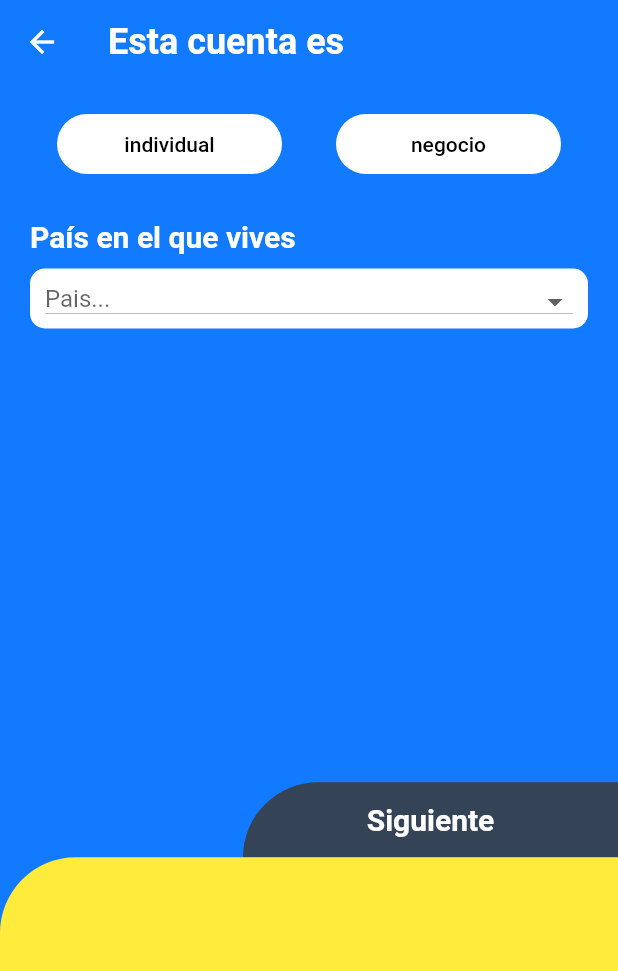
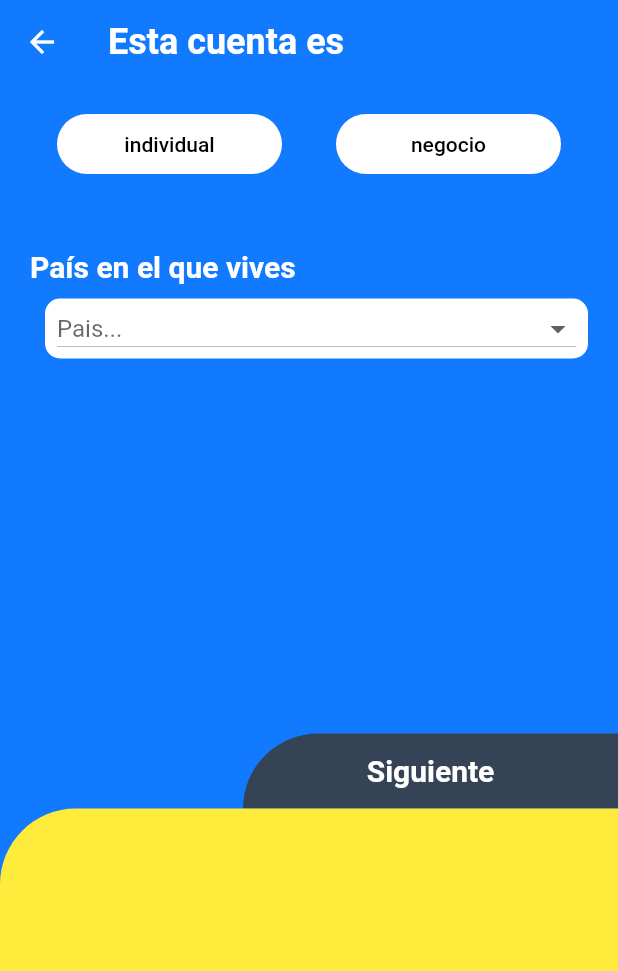
Before and after one commit to oswaldom-code/airtm, a Flutter app: the IniciarView screen opened directly, after a tap on "Siguiente", on a phone screen of 412 x 824 dp. Shown: the top 971 px of the screen. Run offline on Flutter 3.47's test engine with Material 2 defaults, Android fonts, the phone set to English and light mode, and no system bars; our stand-ins replace charts_flutter.

Commit message:
UI iniciarSesionView an iniciarView

```diff
--- a/lib/page/IniciarView.dart
+++ b/lib/page/IniciarView.dart
@@ -278,12 +278,9 @@ class _IniciarViewState extends State<IniciarView> {
           children: <Widget>[
             Padding(
               padding: const EdgeInsets.all(20.0),
-              child: Column(children: <Widget>[
-                /// ---> Personal and business bottom
-                Container(
+              child: Container(
                 width: double.infinity,
                 //color: Colors.yellow,
-                  child: Expanded(
                 child: Row(
                   mainAxisAlignment: MainAxisAlignment.spaceAround,
                   children: <Widget>[
@@ -349,7 +346,9 @@ class _IniciarViewState extends State<IniciarView> {
             ),
 ////////////////////////////////////////////////////////////
             // --> Country help text
-                Container(
+            Padding(
+              padding: EdgeInsets.symmetric(horizontal: 20),
+              child: Container(
                 alignment: Alignment.centerLeft,
                 child: Text(
                   'País en el que vives',
@@ -360,16 +359,20 @@ class _IniciarViewState extends State<IniciarView> {
                   ),
                 ),
               ),
+            ),
             // End Country help text
 
             SizedBox(
               height: 10,
             ),
 
-                Container(
-                  width: 400,
-                  height: 40,
-                  padding: EdgeInsets.all(2),
+            Padding(
+              padding: const EdgeInsets.symmetric(horizontal: 20),
+              child: Container(
+                margin: EdgeInsets.only(top: 0, left: 10),
+                //width: 400,
+                //height: 40,
+                //padding: EdgeInsets.all(2),
                 decoration: BoxDecoration(
                     color: AirtmColors.white,
                     borderRadius: BorderRadius.all(Radius.circular(10))),
@@ -394,36 +397,33 @@ class _IniciarViewState extends State<IniciarView> {
                     }).toList(),
                   ),
                 ),
-                )
-              ]),
+              ),
             ),
 
             SizedBox(
-              height: 80,
+              height: 250,
             ),
 
             /// ---> Next and Create count with Google or Facebook bottom
-            Expanded(
-              child: Row(
-                crossAxisAlignment: CrossAxisAlignment.end,
+            Row(
               mainAxisAlignment: MainAxisAlignment.end,
-                children: <Widget>[
+              children: [
                 Container(
+                  //color: Colors.cyan,
+
                   width: 250,
+
                   height: 50,
+
                   decoration: BoxDecoration(
                     color: AirtmColors.navyBlue,
                     borderRadius: BorderRadius.only(
                       topLeft: Radius.circular(50.5),
                     ),
                   ),
+
                   child: FlatButton(
-                      onPressed: () {
-                        Navigator.push(
-                          context,
-                          MaterialPageRoute(builder: null),
-                        );
-                      },
+                    onPressed: () {},
                     child: Text(
                       'Siguiente',
                       style: TextStyle(
@@ -435,7 +435,6 @@ class _IniciarViewState extends State<IniciarView> {
                   ),
                 ),
               ],
-              ),
             ),
 
             // ---> SignIn Google an Facebook botoms
--- a/lib/page/homeScreen.dart
+++ b/lib/page/homeScreen.dart
@@ -11,6 +11,7 @@ class HomeScreen extends StatelessWidget {
   Widget build(BuildContext context) {
     AppBarTheme(color: AirtmColors.blue);
     return Scaffold(
+      resizeToAvoidBottomInset: false,
       body: Column(
         children: <Widget>[
           //-->> Top image logo
--- a/lib/page/iniciarSesionView.dart
+++ b/lib/page/iniciarSesionView.dart
@@ -33,6 +33,7 @@ class _IniciarSesionViewState extends State<IniciarSesionView> {
             children: <Widget>[
               Padding(
                 padding: const EdgeInsets.all(20.0),
+                // ---> Text email
                 child: Column(children: <Widget>[
                   Container(
                     width: double.infinity,
```
Also changed, not shown: lib/utils/contrys.dart (added). Lines whose indentation alone changed are shown as unchanged.
